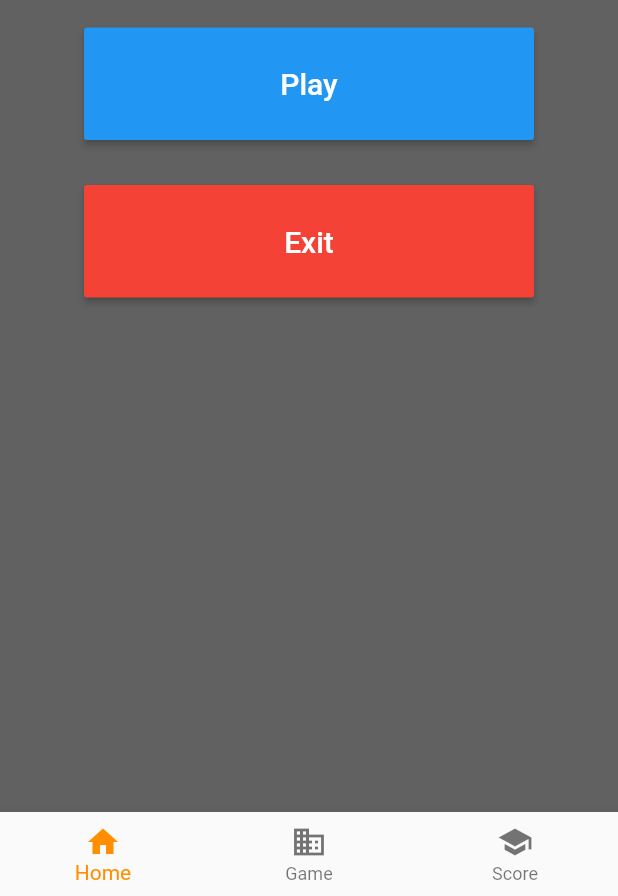
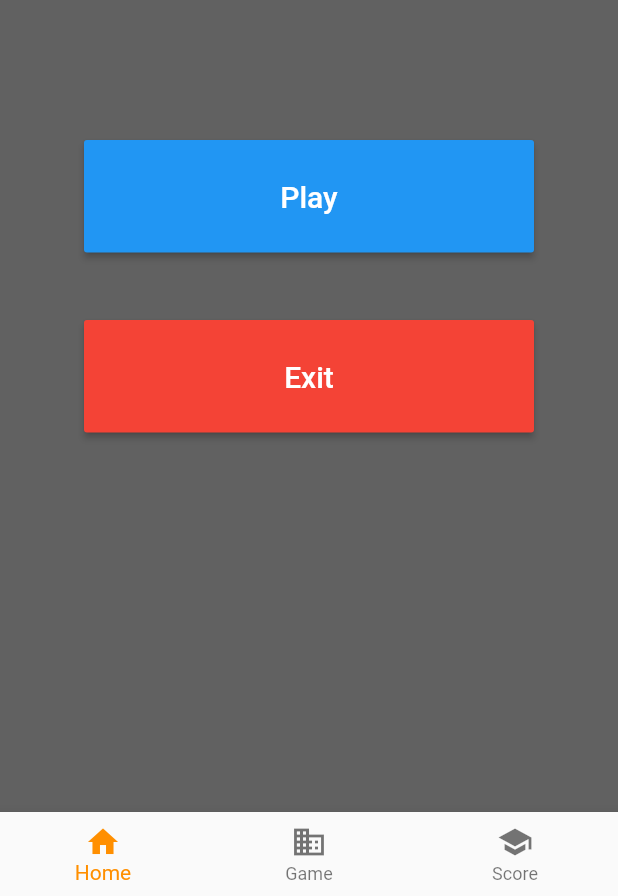
Before and after one commit to GruberAdam/TyperNerd-Flutter_app, a Flutter app: the screen it shows after launch, on a phone screen of 412 x 824 dp, the part 340-1236 px from its top. Run offline on Flutter 3.47's test engine with Material 2 defaults, Android fonts, the phone set to English and light mode, and no system bars; missing offline and left inert: rich_text_controller; project files that could hold a hidden picture were left out.

```diff
--- a/lib/view/home_view.dart
+++ b/lib/view/home_view.dart
@@ -59,7 +59,9 @@ class _HomePage extends State<HomePage> {
                     onPressed: navigateToGamePage,
                     child: Text('Play',
                         style: TextStyle(fontSize: 20, color: Colors.white)),
-                    ))),
+                  )),
+              margin: EdgeInsets.only(top: 75),
+            ),
             Container(
               child: ButtonTheme(
                   buttonColor: Colors.red,
@@ -70,7 +72,7 @@ class _HomePage extends State<HomePage> {
                     child: Text('Exit',
                         style: TextStyle(fontSize: 20, color: Colors.white)),
                   )),
-              margin: EdgeInsets.only(top: 30),
+              margin: EdgeInsets.only(top: 45),
             ),
           ],
         ),
```
Also changed, not shown: lib/view/game_view.dart (+8 -1 lines). Lines whose indentation alone changed are shown as unchanged.
